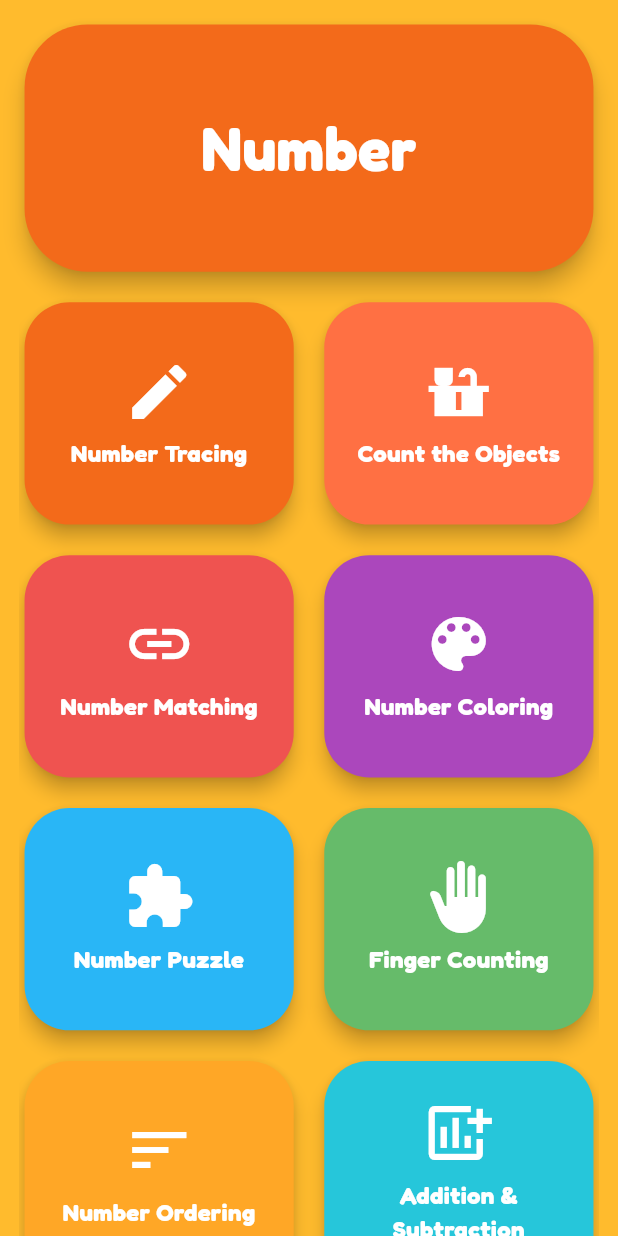
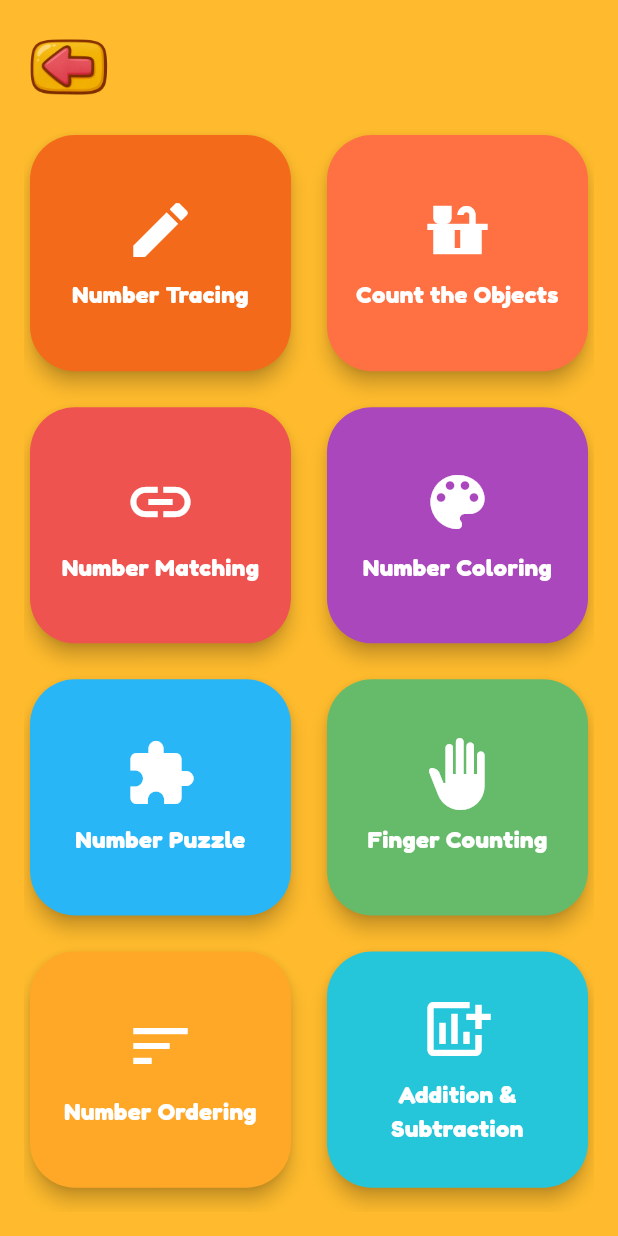
Before and after one commit to argadenil/zinzy, a Flutter app: the NumbersScreen screen opened directly, on a phone screen of 412 x 824 dp. Run offline on Flutter 3.47's test engine with Material 3 defaults, Android fonts, the light colour scheme and no system bars; our stand-ins replace audioplayers, flutter_tts, google_fonts, rive.

Commit message:
changes added for numbers widget

```diff
--- a/lib/screens/numbers/numebers.dart
+++ b/lib/screens/numbers/numebers.dart
@@ -1,5 +1,4 @@
 import 'package:flutter/material.dart';
-import 'package:zinzy/widgets/cloud.dart';
 
 class NumbersScreen extends StatelessWidget {
   const NumbersScreen({super.key});
@@ -51,64 +50,43 @@ class NumbersScreen extends StatelessWidget {
   @override
   Widget build(BuildContext context) {
     final screenWidth = MediaQuery.of(context).size.width;
-    final screenHeight = MediaQuery.of(context).size.height;
     final isTablet = screenWidth > 600;
-    final double padding = screenWidth * 0.03;
+    final double mainPadding = isTablet ? 24 : 16;
     final double iconSize = isTablet ? 64 : 48;
     final double fontSize = isTablet ? 20 : 16;
-    final double cardHeight = screenWidth * 0.4;
 
     return Scaffold(
       backgroundColor: const Color(0xFFffbb2d),
       body: SafeArea(
-        child: Stack(
+        child: Padding(
+          padding: EdgeInsets.all(mainPadding),
+          child: Column(
+            crossAxisAlignment: CrossAxisAlignment.start,
             children: [
-            AnimatedClouds(
-              screenWidth: screenWidth,
-              screenHeight: screenHeight,
-            ),
-            Column(
-              children: [
-                // Responsive Number Card Header
-                Padding(
-                  padding: EdgeInsets.all(padding),
-                  child: Card(
-                    shape: RoundedRectangleBorder(
-                      borderRadius: BorderRadius.circular(42),
-                    ),
-                    color: const Color(0xfff36a1a),
-                    elevation: 6,
-                    child: Container(
-                      height: cardHeight,
-                      width: double.infinity,
-                      decoration: BoxDecoration(
-                        borderRadius: BorderRadius.circular(40),
-                      ),
-                      child: Center(
-                        child: Text(
-                          'Number',
-                          style: TextStyle(
-                            fontSize: fontSize + 24,
-                            fontWeight: FontWeight.bold,
-                            color: Colors.white,
+              /// BACK BUTTON (same alignment as Alphabet Screen)
+              GestureDetector(
+                onTap: () => Navigator.pop(context),
+                child: Align(
+                  alignment: Alignment.topLeft,
+                  child: Image.asset(
+                    'assets/images/back_button.png',
+                    width: isTablet ? 80 : 60,
+                    height: isTablet ? 80 : 60,
                   ),
                 ),
               ),
-                    ),
-                  ),
-                ),
-                // Responsive Grid
+
+              const SizedBox(height: 10),
+
+              /// MAIN GRID
               Expanded(
-                  child: Padding(
-                    padding: EdgeInsets.symmetric(horizontal: padding),
                 child: GridView.builder(
                   itemCount: activities.length,
-                      gridDelegate:
-                          SliverGridDelegateWithFixedCrossAxisCount(
+                  gridDelegate: SliverGridDelegateWithFixedCrossAxisCount(
                     crossAxisCount: isTablet ? 3 : 2,
-                        childAspectRatio: isTablet ? 1.1 : 1.2,
-                        crossAxisSpacing: padding,
-                        mainAxisSpacing: padding,
+                    childAspectRatio: isTablet ? 1.05 : 1.1,
+                    crossAxisSpacing: mainPadding,
+                    mainAxisSpacing: mainPadding,
                   ),
                   itemBuilder: (context, index) {
                     final activity = activities[index];
@@ -119,11 +97,10 @@ class NumbersScreen extends StatelessWidget {
                       ),
                       color: activity['color'],
                       child: InkWell(
-                            onTap: () {
-                              // TODO: Add navigation or audio
-                            },
+                        onTap: () {},
+                        borderRadius: BorderRadius.circular(30),
                         child: Padding(
-                              padding: EdgeInsets.all(padding),
+                          padding: EdgeInsets.all(mainPadding * 0.8),
                           child: Column(
                             mainAxisAlignment: MainAxisAlignment.center,
                             children: [
@@ -132,7 +109,7 @@ class NumbersScreen extends StatelessWidget {
                                 size: iconSize,
                                 color: Colors.white,
                               ),
-                                  SizedBox(height: padding / 2),
+                              SizedBox(height: mainPadding * 0.5),
                               Text(
                                 activity['title'],
                                 textAlign: TextAlign.center,
@@ -150,10 +127,8 @@ class NumbersScreen extends StatelessWidget {
                   },
                 ),
               ),
-                ),
             ],
           ),
-          ],
         ),
       ),
     );
```
Lines whose indentation alone changed are shown as unchanged.
